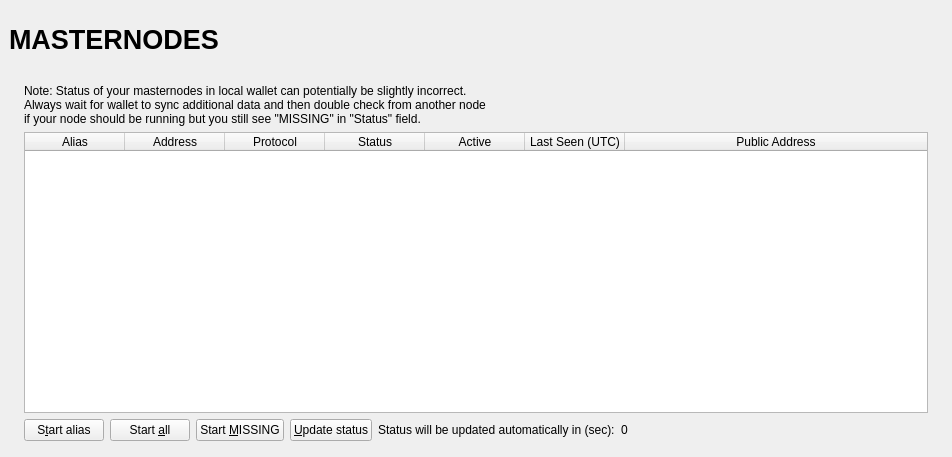
This is src/qt/forms/masternodelist.ui in MichaelHDesigns/lunarium as Qt 5 draws it before an edit. The edited form follows.
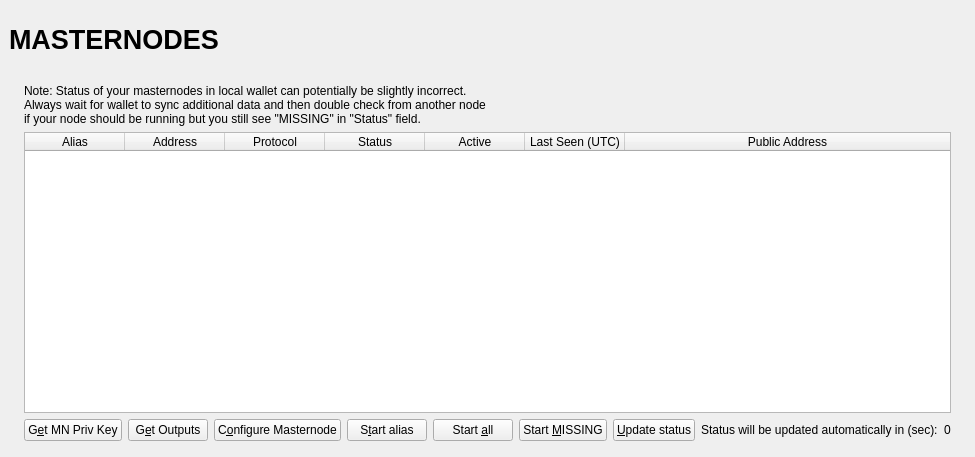
This is the edited form.

Commit message: Create masternode button

The edit to the form file:
```diff
--- a/src/qt/forms/masternodelist.ui
+++ b/src/qt/forms/masternodelist.ui
@@ -282,6 +282,27 @@
                   <property name="bottomMargin">
                    <number>0</number>
                   </property>
+                  <item>
+                   <widget class="QPushButton" name="getMNPrivKeyButton">
+                    <property name="text">
+                     <string>G&amp;et MN Priv Key</string>
+                    </property>
+                   </widget>
+                  </item>
+                  <item>
+                   <widget class="QPushButton" name="getOutputsButton">
+                    <property name="text">
+                     <string>G&amp;et Outputs</string>
+                    </property>
+                   </widget>
+                  </item>
+                  <item>
+                   <widget class="QPushButton" name="configureMasternodeButton">
+                    <property name="text">
+                     <string>C&amp;onfigure Masternode</string>
+                    </property>
+                   </widget>
+                  </item>
                   <item>
                    <widget class="QPushButton" name="startButton">
                     <property name="text">
```
The commit also changes 16 other files.
